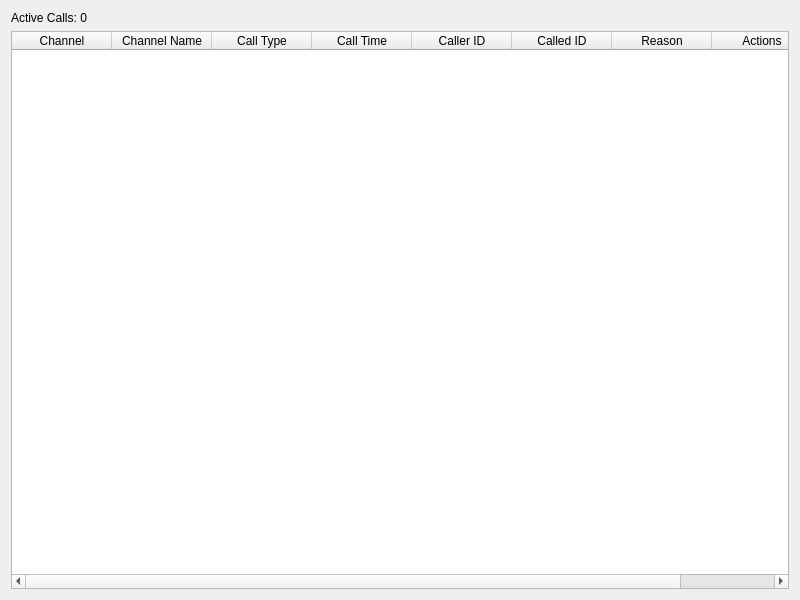
The window that livecalls.ui (sanjayvanan/Xtend-Voice_Logger) describes before a commit, drawn with Qt 5.
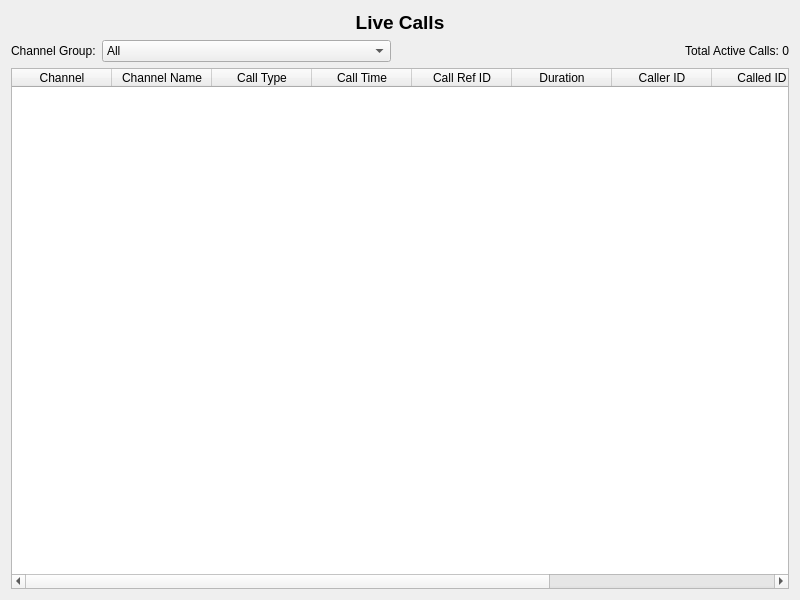
The same window after the commit.

Commit message: Corrected the live and history page with respective user details

```diff
--- a/livecalls.ui
+++ b/livecalls.ui
@@ -15,16 +15,77 @@
   </property>
   <layout class="QVBoxLayout" name="verticalLayout">
    <item>
-    <widget class="QLabel" name="labelStatus">
+    <widget class="QLabel" name="label">
+     <property name="font">
+      <font>
+       <pointsize>14</pointsize>
+       <bold>true</bold>
+      </font>
+     </property>
      <property name="text">
-      <string>Active Calls: 0</string>
+      <string>Live Calls</string>
+     </property>
+     <property name="alignment">
+      <set>Qt::AlignCenter</set>
      </property>
     </widget>
    </item>
+   <item>
+    <layout class="QHBoxLayout" name="horizontalLayout">
+     <item>
+      <widget class="QLabel" name="labelChannelGroup">
+       <property name="text">
+        <string>Channel Group:</string>
+       </property>
+      </widget>
+     </item>
+     <item>
+      <widget class="QComboBox" name="channelGroupCombo">
+       <property name="sizePolicy">
+        <sizepolicy hsizetype="Expanding" vsizetype="Fixed">
+         <horstretch>0</horstretch>
+         <verstretch>0</verstretch>
+        </sizepolicy>
+       </property>
+       <item>
+        <property name="text">
+         <string>All</string>
+        </property>
+       </item>
+      </widget>
+     </item>
+     <item>
+      <spacer name="horizontalSpacer">
+       <property name="orientation">
+        <enum>Qt::Horizontal</enum>
+       </property>
+       <property name="sizeHint" stdset="0">
+        <size>
+         <width>40</width>
+         <height>20</height>
+        </size>
+       </property>
+      </spacer>
+     </item>
+     <item>
+      <widget class="QLabel" name="labelStatus">
+       <property name="text">
+        <string>Total Active Calls: 0</string>
+       </property>
+      </widget>
+     </item>
+    </layout>
+   </item>
    <item>
     <widget class="QTableWidget" name="tableLiveCalls">
-     <property name="columnCount">
-      <number>8</number>
+     <property name="alternatingRowColors">
+      <bool>true</bool>
+     </property>
+     <property name="selectionMode">
+      <enum>QAbstractItemView::SingleSelection</enum>
+     </property>
+     <property name="selectionBehavior">
+      <enum>QAbstractItemView::SelectRows</enum>
      </property>
      <column>
       <property name="text">
@@ -46,6 +107,16 @@
        <string>Call Time</string>
       </property>
      </column>
+     <column>
+      <property name="text">
+       <string>Call Ref ID</string>
+      </property>
+     </column>
+     <column>
+      <property name="text">
+       <string>Duration</string>
+      </property>
+     </column>
      <column>
       <property name="text">
        <string>Caller ID</string>
@@ -58,12 +129,12 @@
      </column>
      <column>
       <property name="text">
-       <string>Reason</string>
+       <string>Status</string>
       </property>
      </column>
      <column>
       <property name="text">
-       <string>Actions</string>
+       <string>Listen</string>
       </property>
      </column>
     </widget>
```
Left out of the diff: 2 changed lines with no effect on the pictures. The commit also changes 24 other files.
